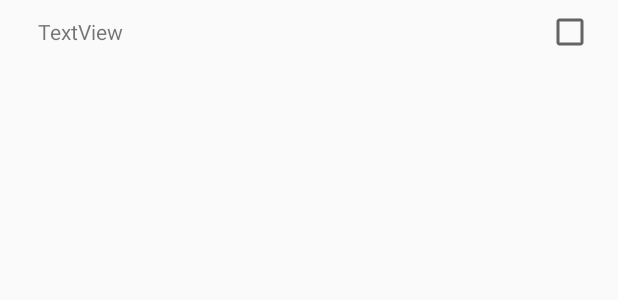
After one commit to paddyhost/RMP, an Android app: the layout list_diagnosys.xml on its own in the app's theme, with its tools: preview values and no code run, on a phone screen of 412 x 824 dp. The commit adds this screen. Shown: the top 300 px of the screen. Run offline under Robolectric (Android 15) with nearby library versions, the phone set to English and light mode, and no system bars.

Commit message:
Dialog diagnosys

```diff
--- /dev/null
+++ b/app/src/main/res/layout/list_diagnosys.xml
@@ -0,0 +1,23 @@
+<?xml version="1.0" encoding="utf-8"?>
+<RelativeLayout xmlns:android="http://schemas.android.com/apk/res/android"
+    android:layout_width="match_parent"
+    android:layout_height="wrap_content"
+    android:orientation="horizontal"
+    android:paddingLeft="25dp"
+    android:paddingRight="16dp"
+    android:paddingTop="5dp"
+    android:paddingBottom="5dp">
+
+    <CheckBox
+        android:id="@+id/checkBox1"
+        android:layout_width="wrap_content"
+        android:layout_height="wrap_content"
+        android:text=""
+        android:layout_alignParentRight="true"/>
+    <TextView
+        android:id="@+id/textView1"
+        android:layout_width="wrap_content"
+        android:layout_height="wrap_content"
+        android:text="TextView"
+        android:layout_centerVertical="true"/>
+</RelativeLayout>
```
Also changed, not shown: app/src/main/java/com/example/admin/rmp/medical_condition/MedicalCondition.java (+64 -2 lines), app/src/main/java/com/example/admin/rmp/medical_condition/adapter/AdapterDiagnosys.java (added, +42 -0 lines), app/src/main/res/drawable/ic_details_black_24dp.xml (added, +9 -0 lines), app/src/main/res/layout/customdialog_diagnosys.xml (added, +10 -0 lines), app/src/main/res/layout/fragment_medical_condition.xml (+10 -7 lines).
